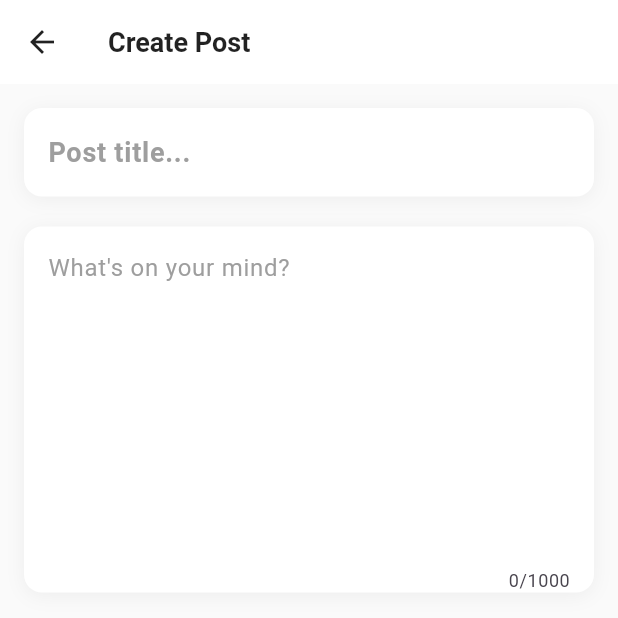
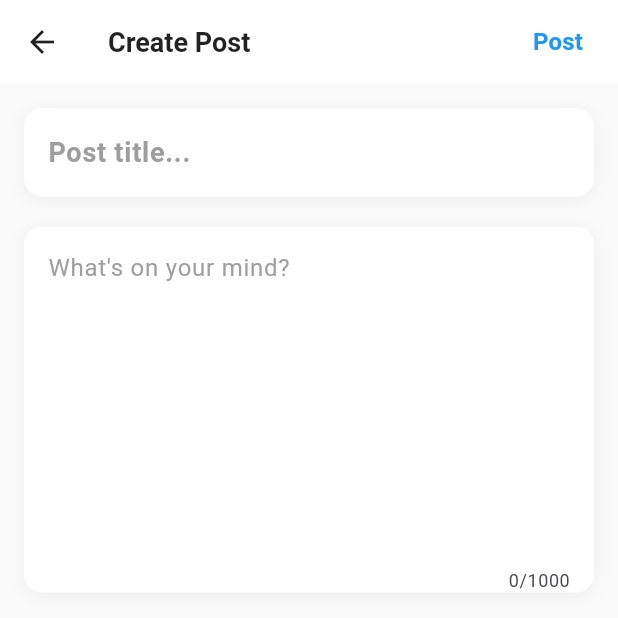
Before and after one commit to shohag7552/blog-app, a Flutter app: the PostCreateView screen opened directly, on a phone screen of 412 x 824 dp, the top half of it. Run offline on Flutter 3.47's test engine with Material 3 defaults, Android fonts, the phone set to English and light mode, and no system bars; our stand-ins replace appwrite, equatable, flutter_bloc, get_it; network calls fail.

Commit message:
block implementing

```diff
--- a/lib/core/configuratio/appwrite_config.dart
+++ b/lib/core/configuratio/appwrite_config.dart
@@ -1,7 +1,7 @@
 class AppwriteConfig {
   static const String projectId = '68d0ee2500292ed340a0';
   static const String endpoint = 'https://fra.cloud.appwrite.io/v1';
-  static const String databaseId = '68cafc64000f6b746bc6';
+  static const String databaseId = '68d3d2560012a0823957';
 
   // Collection IDs
   static const String usersCollection = 'users';
--- a/lib/core/services/appwrite_service.dart
+++ b/lib/core/services/appwrite_service.dart
@@ -28,6 +28,7 @@ class AppwriteService {
     required Map<String, dynamic> data,
     String? documentId,
   }) async {
+    print('=====> body: $data // collectionId: $collectionId // documentId: $documentId');
     // return await databases.createRow(databaseId: databaseId, tableId: tableId, rowId: rowId, data: data)
     return await databases.createRow(
       databaseId: AppwriteConfig.databaseId,
--- a/lib/features/post_create/pages/post_create_page.dart
+++ b/lib/features/post_create/pages/post_create_page.dart
@@ -1,4 +1,6 @@
+import 'package:blog_project/core/models/post_model.dart';
 import 'package:blog_project/features/post_create/bloc/post_create_bloc.dart';
+import 'package:blog_project/features/post_create/bloc/post_create_event.dart';
 import 'package:blog_project/features/post_create/bloc/post_create_state.dart';
 import 'package:blog_project/features/posts/bloc/posts_bloc.dart';
 import 'package:blog_project/features/posts/bloc/posts_event.dart';
@@ -55,31 +57,39 @@ class _PostCreateViewState extends State<PostCreateView> {
           ),
         ),
         actions: [
-          // BlocBuilder<PostCreateBloc, PostCreateState>(
-          //   // buildWhen: (previous, current) =>
-          //   // previous.isFormValid != current.isFormValid ||
-          //   //     previous.status != current.status,
-          //   builder: (context, state) {
-          //     return TextButton(
-          //       onPressed: state is PostCreateLoading
-          //           ? null
-          //           : () => context.read<PostCreateBloc>().add(),
-          //       child: state is PostLoading
-          //           ? const SizedBox(
-          //         width: 16, height: 16,
-          //         child: CircularProgressIndicator(strokeWidth: 2),
-          //       )
-          //           : Text(
-          //         'Post',
-          //         style: TextStyle(
-          //           fontWeight: FontWeight.w600,
-          //           fontSize: 16,
-          //           color: state. ? Colors.blue : Colors.grey,
-          //         ),
-          //       ),
-          //     );
-          //   },
-          // ),
+          BlocBuilder<PostCreateBloc, PostCreateState>(
+            // buildWhen: (previous, current) =>
+            // previous.isFormValid != current.isFormValid ||
+            //     previous.status != current.status,
+            builder: (context, state) {
+              return TextButton(
+                onPressed: state is PostCreateLoading
+                    ? null
+                    : () => context.read<PostCreateBloc>().add(CreatePost(PostModel(
+                  postId: '',
+                  title: _titleController.text,
+                  content: _contentController.text,
+                  tags: ['hi'],
+                  likes: 0,
+                  createdAt: DateTime.now(),
+                  updatedAt: DateTime.now(),
+                ))),
+                child: state is PostLoading
+                    ? const SizedBox(
+                  width: 16, height: 16,
+                  child: CircularProgressIndicator(strokeWidth: 2),
+                )
+                    : Text(
+                  'Post',
+                  style: TextStyle(
+                    fontWeight: FontWeight.w600,
+                    fontSize: 16,
+                    color: Colors.blue,
+                  ),
+                ),
+              );
+            },
+          ),
           const SizedBox(width: 8),
         ],
       ),
--- a/lib/features/posts/bloc/posts_event.dart
+++ b/lib/features/posts/bloc/posts_event.dart
@@ -41,24 +41,24 @@ class LoadPostDetail extends PostEvent {
   List<Object?> get props => [postId];
 }
 
-class CreatePost extends PostEvent {
-  final String title;
-  final String content;
-  final String authorId;
-  final String categoryId;
-  final List<String> tags;
-
-  const CreatePost({
-    required this.title,
-    required this.content,
-    required this.authorId,
-    required this.categoryId,
-    required this.tags,
-  });
-
-  @override
-  List<Object?> get props => [title, content, authorId, categoryId, tags];
-}
+// class CreatePost extends PostEvent {
+//   final String title;
+//   final String content;
+//   final String authorId;
+//   final String categoryId;
+//   final List<String> tags;
+//
+//   const CreatePost({
+//     required this.title,
+//     required this.content,
+//     required this.authorId,
+//     required this.categoryId,
+//     required this.tags,
+//   });
+//
+//   @override
+//   List<Object?> get props => [title, content, authorId, categoryId, tags];
+// }
 
 class UpdatePost extends PostEvent {
   final String postId;
```
Also changed, not shown: lib/core/repositories/post_repository.dart (+5 -3 lines), lib/features/posts/bloc/posts_bloc.dart (+18 -18 lines).
